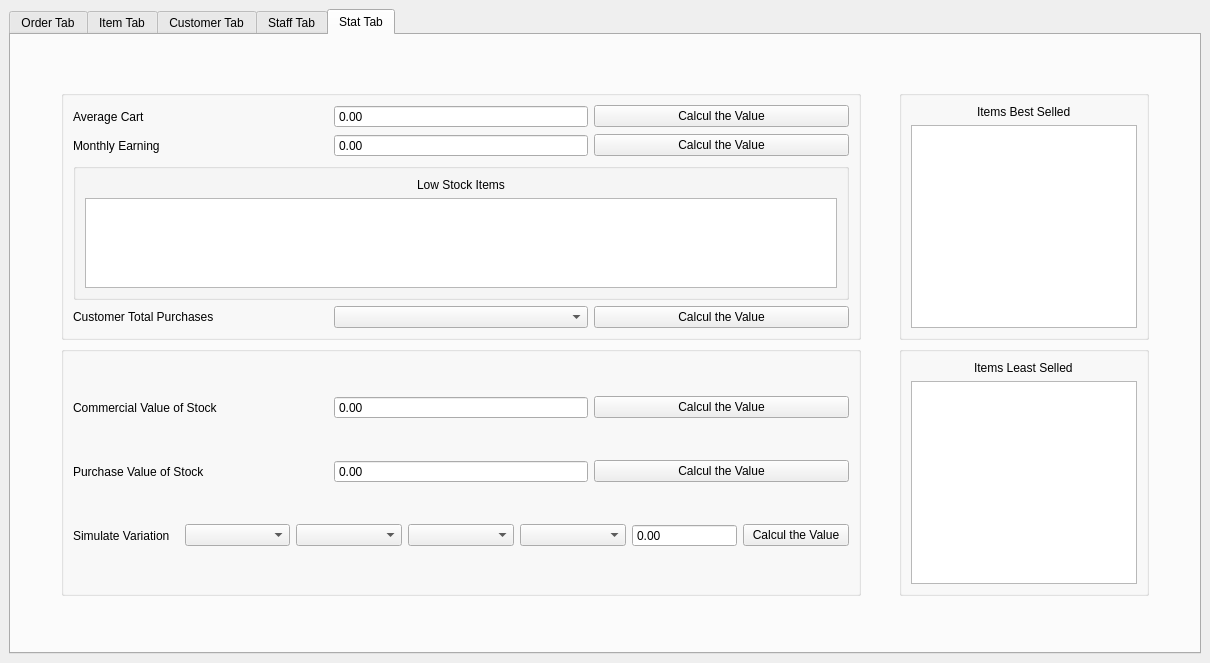
First picture: the form in window/main/mainwindow.ui, repository nivcoo/CESI-POO, before the edit.
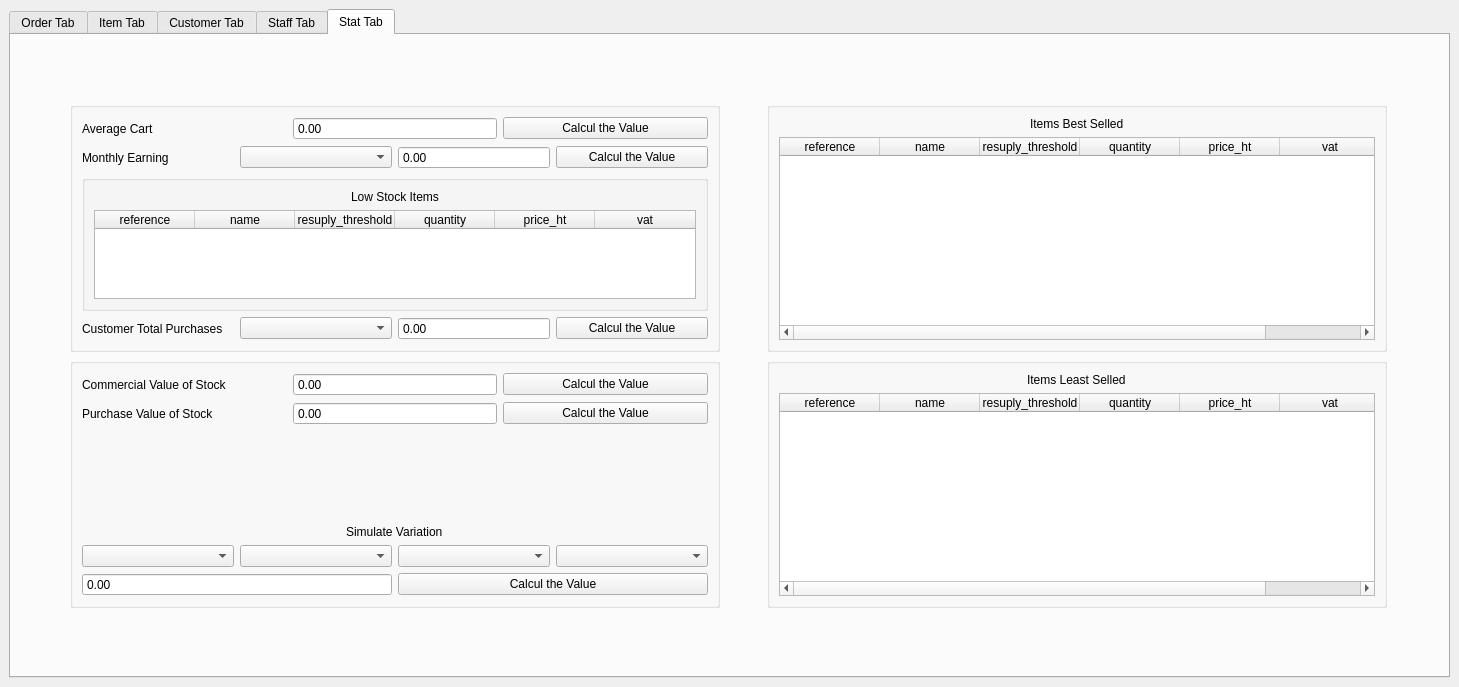
Second picture: the form after the edit.

Commit message: feat. complete stat tab

```diff
--- a/window/main/mainwindow.ui
+++ b/window/main/mainwindow.ui
@@ -6,14 +6,14 @@
    <rect>
     <x>0</x>
     <y>0</y>
-    <width>1210</width>
-    <height>663</height>
+    <width>1459</width>
+    <height>687</height>
    </rect>
   </property>
   <property name="minimumSize">
    <size>
-    <width>1210</width>
-    <height>663</height>
+    <width>1459</width>
+    <height>687</height>
    </size>
   </property>
   <property name="windowTitle">
@@ -1631,13 +1631,13 @@
                    <widget class="QGroupBox" name="statB5">
                     <property name="minimumSize">
                      <size>
-                      <width>800</width>
+                      <width>650</width>
                       <height>250</height>
                      </size>
                     </property>
                     <property name="maximumSize">
                      <size>
-                      <width>800</width>
+                      <width>650</width>
                       <height>250</height>
                      </size>
                     </property>
@@ -1685,6 +1685,9 @@
                          </property>
                         </widget>
                        </item>
+                       <item>
+                        <widget class="QComboBox" name="statFormMonthlyEarningSelect"/>
+                       </item>
                        <item>
                         <widget class="QDoubleSpinBox" name="statFormMonthlyEarning">
                          <property name="readOnly">
@@ -1721,7 +1724,41 @@
                          </widget>
                         </item>
                         <item>
-                         <widget class="QTableWidget" name="statFormTableLowStock"/>
+                         <widget class="QTableWidget" name="statFormTableLowStock">
+                          <property name="editTriggers">
+                           <set>QAbstractItemView::NoEditTriggers</set>
+                          </property>
+                          <column>
+                           <property name="text">
+                            <string>reference</string>
+                           </property>
+                          </column>
+                          <column>
+                           <property name="text">
+                            <string>name</string>
+                           </property>
+                          </column>
+                          <column>
+                           <property name="text">
+                            <string>resuply_threshold</string>
+                           </property>
+                          </column>
+                          <column>
+                           <property name="text">
+                            <string>quantity</string>
+                           </property>
+                          </column>
+                          <column>
+                           <property name="text">
+                            <string>price_ht</string>
+                           </property>
+                          </column>
+                          <column>
+                           <property name="text">
+                            <string>vat</string>
+                           </property>
+                          </column>
+                         </widget>
                         </item>
                        </layout>
                       </widget>
@@ -1738,6 +1775,19 @@
                        <item>
                         <widget class="QComboBox" name="statFormCustomerSelect"/>
                        </item>
+                       <item>
+                        <widget class="QDoubleSpinBox" name="statFormCustomerValue">
+                         <property name="readOnly">
+                          <bool>true</bool>
+                         </property>
+                         <property name="buttonSymbols">
+                          <enum>QAbstractSpinBox::NoButtons</enum>
+                         </property>
+                         <property name="maximum">
+                          <double>999999.000000000000000</double>
+                         </property>
+                        </widget>
+                       </item>
                        <item>
                         <widget class="QPushButton" name="statPushButtonCustomerTotalPurschases">
                          <property name="cursor">
@@ -1757,13 +1807,13 @@
                    <widget class="QGroupBox" name="statB4">
                     <property name="minimumSize">
                      <size>
-                      <width>250</width>
+                      <width>620</width>
                       <height>250</height>
                      </size>
                     </property>
                     <property name="maximumSize">
                      <size>
-                      <width>250</width>
+                      <width>620</width>
                       <height>250</height>
                      </size>
                     </property>
@@ -1776,7 +1826,41 @@
                       </widget>
                      </item>
                      <item>
-                      <widget class="QTableWidget" name="statFormTableBestSelled"/>
+                      <widget class="QTableWidget" name="statFormTableBestSelled">
+                       <property name="editTriggers">
+                        <set>QAbstractItemView::NoEditTriggers</set>
+                       </property>
+                       <column>
+                        <property name="text">
+                         <string>reference</string>
+                        </property>
+                       </column>
+                       <column>
+                        <property name="text">
+                         <string>name</string>
+                        </property>
+                       </column>
+                       <column>
+                        <property name="text">
+                         <string>resuply_threshold</string>
+                        </property>
+                       </column>
+                       <column>
+                        <property name="text">
+                         <string>quantity</string>
+                        </property>
+                       </column>
+                       <column>
+                        <property name="text">
+                         <string>price_ht</string>
+                        </property>
+                       </column>
+                       <column>
+                        <property name="text">
+                         <string>vat</string>
+                        </property>
+                       </column>
+                      </widget>
                      </item>
                     </layout>
                    </widget>
@@ -1789,13 +1873,13 @@
                    <widget class="QGroupBox" name="statB1">
                     <property name="minimumSize">
                      <size>
-                      <width>800</width>
+                      <width>650</width>
                       <height>250</height>
                      </size>
                     </property>
                     <property name="maximumSize">
                      <size>
-                      <width>800</width>
+                      <width>650</width>
                       <height>250</height>
                      </size>
                     </property>
@@ -1871,12 +1955,20 @@
                      <item>
                       <layout class="QHBoxLayout" name="statH4">
                        <item>
+                        <layout class="QVBoxLayout" name="statV2">
+                         <item>
+                          <layout class="QHBoxLayout" name="statH12">
+                           <item alignment="Qt::AlignHCenter|Qt::AlignBottom">
                         <widget class="QLabel" name="statL2">
                          <property name="text">
                           <string>Simulate Variation</string>
                          </property>
                         </widget>
                        </item>
+                          </layout>
+                         </item>
+                         <item>
+                          <layout class="QHBoxLayout" name="statH11">
                        <item>
                         <widget class="QComboBox" name="statFormSimulateTVASelect"/>
                        </item>
@@ -1889,6 +1981,10 @@
                        <item>
                         <widget class="QComboBox" name="statFormSimulateOtherM"/>
                        </item>
+                          </layout>
+                         </item>
+                         <item>
+                          <layout class="QHBoxLayout" name="statH10">
                        <item>
                         <widget class="QDoubleSpinBox" name="statFormSimulateValue">
                          <property name="readOnly">
@@ -1915,19 +2011,23 @@
                       </layout>
                      </item>
                     </layout>
+                       </item>
+                      </layout>
+                     </item>
+                    </layout>
                    </widget>
                   </item>
                   <item>
                    <widget class="QGroupBox" name="statB3">
                     <property name="minimumSize">
                      <size>
-                      <width>250</width>
+                      <width>620</width>
                       <height>250</height>
                      </size>
                     </property>
                     <property name="maximumSize">
                      <size>
-                      <width>250</width>
+                      <width>620</width>
                       <height>250</height>
                      </size>
                     </property>
@@ -1940,7 +2040,41 @@
                       </widget>
                      </item>
                      <item>
-                      <widget class="QTableWidget" name="statFormTableLeastSelled"/>
+                      <widget class="QTableWidget" name="statFormTableLeastSelled">
+                       <property name="editTriggers">
+                        <set>QAbstractItemView::NoEditTriggers</set>
+                       </property>
+                       <column>
+                        <property name="text">
+                         <string>reference</string>
+                        </property>
+                       </column>
+                       <column>
+                        <property name="text">
+                         <string>name</string>
+                        </property>
+                       </column>
+                       <column>
+                        <property name="text">
+                         <string>resuply_threshold</string>
+                        </property>
+                       </column>
+                       <column>
+                        <property name="text">
+                         <string>quantity</string>
+                        </property>
+                       </column>
+                       <column>
+                        <property name="text">
+                         <string>price_ht</string>
+                        </property>
+                       </column>
+                       <column>
+                        <property name="text">
+                         <string>vat</string>
+                        </property>
+                       </column>
+                      </widget>
                      </item>
                     </layout>
                    </widget>
```
Lines whose indentation alone changed are shown as unchanged. The commit also changes 4 other files.
